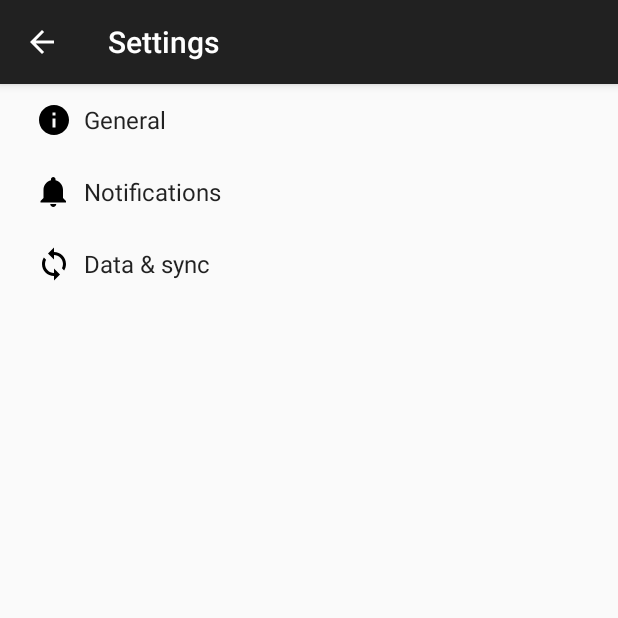
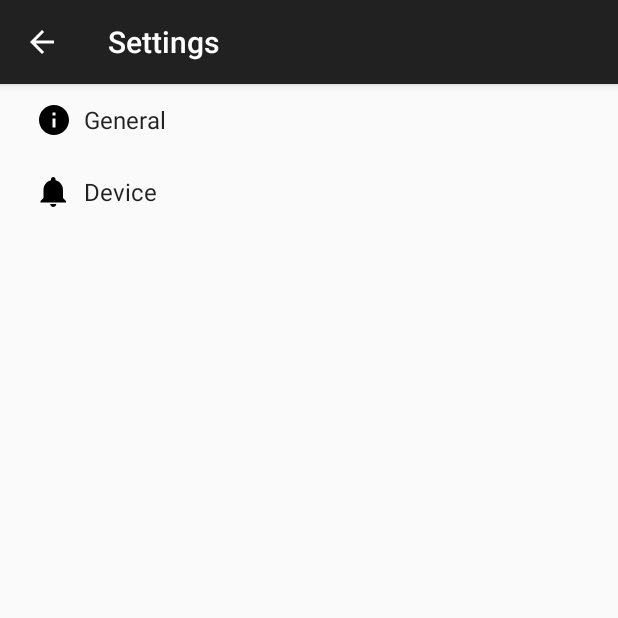
Before and after one commit to gion86/SmartLamp, an Android app: the SettingsActivity screen opened directly, with no data from a screen before it, on a phone screen of 412 x 824 dp, the top half of it. Run offline under Robolectric (Android 15) with nearby library versions, the phone set to English and light mode, and no system bars.

Commit message:
Started to refactor preference code: removed unsed section, still en exception on the "general" section..

```diff
--- a/SmartLamp_BLE/app/src/main/java/com/smd/smartlamp_ble/settings/SettingsActivity.java
+++ b/SmartLamp_BLE/app/src/main/java/com/smd/smartlamp_ble/settings/SettingsActivity.java
@@ -21,9 +21,6 @@ import android.annotation.TargetApi;
 import android.content.Context;
 import android.content.Intent;
 import android.content.res.Configuration;
-import android.media.Ringtone;
-import android.media.RingtoneManager;
-import android.net.Uri;
 import android.os.Build;
 import android.os.Bundle;
 import android.preference.ListPreference;
@@ -31,10 +28,8 @@ import android.preference.Preference;
 import android.preference.PreferenceActivity;
 import android.preference.PreferenceFragment;
 import android.preference.PreferenceManager;
-import android.preference.RingtonePreference;
 import android.support.v4.app.NavUtils;
 import android.support.v7.app.ActionBar;
-import android.text.TextUtils;
 import android.view.MenuItem;
 
 import com.smd.smartlamp_ble.R;
@@ -74,29 +69,6 @@ public class SettingsActivity extends AppCompatPreferenceActivity {
                         index >= 0
                                 ? listPreference.getEntries()[index]
                                 : null);
-
-            } else if (preference instanceof RingtonePreference) {
-                // For ringtone preferences, look up the correct display value
-                // using RingtoneManager.
-                if (TextUtils.isEmpty(stringValue)) {
-                    // Empty values correspond to 'silent' (no ringtone).
-                    preference.setSummary(R.string.pref_ringtone_silent);
-
-                } else {
-                    Ringtone ringtone = RingtoneManager.getRingtone(
-                            preference.getContext(), Uri.parse(stringValue));
-
-                    if (ringtone == null) {
-                        // Clear the summary if there was a lookup error.
-                        preference.setSummary(null);
-                    } else {
-                        // Set the summary to reflect the new ringtone display
-                        // name.
-                        String name = ringtone.getTitle(preference.getContext());
-                        preference.setSummary(name);
-                    }
-                }
-
             } else {
                 // For all other preferences, set the summary to the value's
                 // simple string representation.
@@ -188,8 +160,7 @@ public class SettingsActivity extends AppCompatPreferenceActivity {
     protected boolean isValidFragment(String fragmentName) {
         return PreferenceFragment.class.getName().equals(fragmentName)
                 || GeneralPreferenceFragment.class.getName().equals(fragmentName)
-                || DataSyncPreferenceFragment.class.getName().equals(fragmentName)
-                || NotificationPreferenceFragment.class.getName().equals(fragmentName);
+                || DevicePreferenceFragment.class.getName().equals(fragmentName);
     }
 
     /**
@@ -208,8 +179,7 @@ public class SettingsActivity extends AppCompatPreferenceActivity {
             // to their values. When their values change, their summaries are
             // updated to reflect the new value, per the Android Design
             // guidelines.
-            bindPreferenceSummaryToValue(findPreference("example_text"));
-            bindPreferenceSummaryToValue(findPreference("example_list"));
+            bindPreferenceSummaryToValue(findPreference("device_autoconnect"));
         }
 
         @Override
@@ -228,48 +198,19 @@ public class SettingsActivity extends AppCompatPreferenceActivity {
      * activity is showing a two-pane settings UI.
      */
     @TargetApi(Build.VERSION_CODES.HONEYCOMB)
-    public static class NotificationPreferenceFragment extends PreferenceFragment {
+    public static class DevicePreferenceFragment extends PreferenceFragment {
         @Override
         public void onCreate(Bundle savedInstanceState) {
             super.onCreate(savedInstanceState);
-            addPreferencesFromResource(R.xml.pref_notification);
+            addPreferencesFromResource(R.xml.pref_device);
             setHasOptionsMenu(true);
 
             // Bind the summaries of EditText/List/Dialog/Ringtone preferences
             // to their values. When their values change, their summaries are
             // updated to reflect the new value, per the Android Design
             // guidelines.
-            bindPreferenceSummaryToValue(findPreference("notifications_new_message_ringtone"));
-        }
-
-        @Override
-        public boolean onOptionsItemSelected(MenuItem item) {
-            int id = item.getItemId();
-            if (id == android.R.id.home) {
-                startActivity(new Intent(getActivity(), SettingsActivity.class));
-                return true;
-            }
-            return super.onOptionsItemSelected(item);
-        }
-    }
-
-    /**
-     * This fragment shows data and sync preferences only. It is used when the
-     * activity is showing a two-pane settings UI.
-     */
-    @TargetApi(Build.VERSION_CODES.HONEYCOMB)
-    public static class DataSyncPreferenceFragment extends PreferenceFragment {
-        @Override
-        public void onCreate(Bundle savedInstanceState) {
-            super.onCreate(savedInstanceState);
-            addPreferencesFromResource(R.xml.pref_data_sync);
-            setHasOptionsMenu(true);
-
-            // Bind the summaries of EditText/List/Dialog/Ringtone preferences
-            // to their values. When their values change, their summaries are
-            // updated to reflect the new value, per the Android Design
-            // guidelines.
-            bindPreferenceSummaryToValue(findPreference("sync_frequency"));
+            bindPreferenceSummaryToValue(findPreference("device_name"));
+            bindPreferenceSummaryToValue(findPreference("device_adr"));
         }
 
         @Override
--- a/SmartLamp_BLE/app/src/main/res/drawable/ic_sync_black_24dp.xml
+++ /dev/null
@@ -1,9 +0,0 @@
-<vector xmlns:android="http://schemas.android.com/apk/res/android"
-    android:width="24dp"
-    android:height="24dp"
-    android:viewportHeight="24.0"
-    android:viewportWidth="24.0">
-    <path
-        android:fillColor="#FF000000"
-        android:pathData="M12 4V1L8 5l4 4V6c3.31 0 6 2.69 6 6 0 1.01,-.25 1.97,-.7 2.8l1.46 1.46C19.54 15.03 20 13.57 20 12c0,-4.42,-3.58,-8,-8,-8zm0 14c-3.31 0,-6,-2.69,-6,-6 0,-1.01.25,-1.97.7,-2.8L5.24 7.74C4.46 8.97 4 10.43 4 12c0 4.42 3.58 8 8 8v3l4,-4,-4,-4v3z" />
-</vector>
--- a/SmartLamp_BLE/app/src/main/res/values/strings.xml
+++ b/SmartLamp_BLE/app/src/main/res/values/strings.xml
@@ -88,8 +88,10 @@
         based on your message history
     </string>
 
-    <string name="pref_title_display_name">Display name</string>
-    <string name="pref_default_display_name">John Smith</string>
+    <string name="pref_title_device_name">Device name</string>
+    <string name="pref_default_device_name">HM10</string>
+
+    <string name="pref_title_device_adr">Device address</string>
 
     <string name="pref_title_add_friends_to_messages">Add friends to messages</string>
     <string-array name="pref_example_list_titles">
@@ -140,14 +142,8 @@
 
     <string name="pref_title_system_sync_settings">System sync settings</string>
 
-    <!-- Example settings for Notifications -->
-    <string name="pref_header_notifications">Notifications</string>
-
-    <string name="pref_title_new_message_notifications">New message notifications</string>
-
-    <string name="pref_title_ringtone">Ringtone</string>
-    <string name="pref_ringtone_silent">Silent</string>
-
-    <string name="pref_title_vibrate">Vibrate</string>
+    <!-- Settings for device section -->
+    <string name="pref_header_device">Device</string>
+    <string name="pref_title_device_autoconnect">Autoconnect device on startup</string>
 
 </resources>
--- a/SmartLamp_BLE/app/src/main/res/xml/pref_data_sync.xml
+++ /dev/null
@@ -1,21 +0,0 @@
-<PreferenceScreen xmlns:android="http://schemas.android.com/apk/res/android">
-
-    <!-- NOTE: Hide buttons to simplify the UI. Users can touch outside the dialog to
-         dismiss it. -->
-    <!-- NOTE: ListPreference's summary should be set to its value by the activity code. -->
-    <ListPreference
-        android:defaultValue="180"
-        android:entries="@array/pref_sync_frequency_titles"
-        android:entryValues="@array/pref_sync_frequency_values"
-        android:key="sync_frequency"
-        android:negativeButtonText="@null"
-        android:positiveButtonText="@null"
-        android:title="@string/pref_title_sync_frequency" />
-
-    <!-- This preference simply launches an intent when selected. Use this UI sparingly, per
-         design guidelines. -->
-    <Preference android:title="@string/pref_title_system_sync_settings">
-        <intent android:action="android.settings.SYNC_SETTINGS" />
-    </Preference>
-
-</PreferenceScreen>
--- /dev/null
+++ b/SmartLamp_BLE/app/src/main/res/xml/pref_device.xml
@@ -0,0 +1,25 @@
+<PreferenceScreen xmlns:android="http://schemas.android.com/apk/res/android">
+
+    <!-- NOTE: EditTextPreference accepts EditText attributes. -->
+    <!-- NOTE: EditTextPreference's summary should be set to its value by the activity code. -->
+    <EditTextPreference
+        android:capitalize="words"
+        android:defaultValue="@string/pref_default_device_name"
+        android:inputType="textCapWords"
+        android:key="device_name"
+        android:maxLines="1"
+        android:selectAllOnFocus="true"
+        android:singleLine="true"
+        android:title="@string/pref_title_device_name" />
+
+    <EditTextPreference
+        android:enabled="false"
+        android:selectable="false"
+        android:persistent="false"
+        android:shouldDisableView="false"
+        android:key="device_adr"
+        android:maxLines="1"
+        android:singleLine="true"
+        android:title="@string/pref_title_device_adr" />
+
+</PreferenceScreen>
--- a/SmartLamp_BLE/app/src/main/res/xml/pref_general.xml
+++ b/SmartLamp_BLE/app/src/main/res/xml/pref_general.xml
@@ -1,33 +1,10 @@
 <PreferenceScreen xmlns:android="http://schemas.android.com/apk/res/android">
 
+    <!-- A 'parent' preference, which enables/disables child preferences (below)
+         when checked/unchecked. -->
     <SwitchPreference
         android:defaultValue="true"
-        android:key="example_switch"
-        android:summary="@string/pref_description_social_recommendations"
-        android:title="@string/pref_title_social_recommendations" />
-
-    <!-- NOTE: EditTextPreference accepts EditText attributes. -->
-    <!-- NOTE: EditTextPreference's summary should be set to its value by the activity code. -->
-    <EditTextPreference
-        android:capitalize="words"
-        android:defaultValue="@string/pref_default_display_name"
-        android:inputType="textCapWords"
-        android:key="example_text"
-        android:maxLines="1"
-        android:selectAllOnFocus="true"
-        android:singleLine="true"
-        android:title="@string/pref_title_display_name" />
-
-    <!-- NOTE: Hide buttons to simplify the UI. Users can touch outside the dialog to
-         dismiss it. -->
-    <!-- NOTE: ListPreference's summary should be set to its value by the activity code. -->
-    <ListPreference
-        android:defaultValue="-1"
-        android:entries="@array/pref_example_list_titles"
-        android:entryValues="@array/pref_example_list_values"
-        android:key="example_list"
-        android:negativeButtonText="@null"
-        android:positiveButtonText="@null"
-        android:title="@string/pref_title_add_friends_to_messages" />
+        android:key="device_autoconnect"
+        android:title="@string/pref_title_device_autoconnect" />
 
 </PreferenceScreen>
--- a/SmartLamp_BLE/app/src/main/res/xml/pref_headers.xml
+++ b/SmartLamp_BLE/app/src/main/res/xml/pref_headers.xml
@@ -8,13 +8,8 @@
         android:title="@string/pref_header_general" />
 
     <header
-        android:fragment="com.smd.smartlamp_ble.settings.SettingsActivity$NotificationPreferenceFragment"
+        android:fragment="com.smd.smartlamp_ble.settings.SettingsActivity$DevicePreferenceFragment"
         android:icon="@drawable/ic_notifications_black_24dp"
-        android:title="@string/pref_header_notifications" />
-
-    <header
-        android:fragment="com.smd.smartlamp_ble.settings.SettingsActivity$DataSyncPreferenceFragment"
-        android:icon="@drawable/ic_sync_black_24dp"
-        android:title="@string/pref_header_data_sync" />
+        android:title="@string/pref_header_device" />
 
 </preference-headers>
--- a/SmartLamp_BLE/app/src/main/res/xml/pref_notification.xml
+++ /dev/null
@@ -1,27 +0,0 @@
-<PreferenceScreen xmlns:android="http://schemas.android.com/apk/res/android">
-
-    <!-- A 'parent' preference, which enables/disables child preferences (below)
-         when checked/unchecked. -->
-    <SwitchPreference
-        android:defaultValue="true"
-        android:key="notifications_new_message"
-        android:title="@string/pref_title_new_message_notifications" />
-
-    <!-- Allows the user to choose a ringtone in the 'notification' category. -->
-    <!-- NOTE: This preference will be enabled only when the checkbox above is checked. -->
-    <!-- NOTE: RingtonePreference's summary should be set to its value by the activity code. -->
-    <RingtonePreference
-        android:defaultValue="content://settings/system/notification_sound"
-        android:dependency="notifications_new_message"
-        android:key="notifications_new_message_ringtone"
-        android:ringtoneType="notification"
-        android:title="@string/pref_title_ringtone" />
-
-    <!-- NOTE: This preference will be enabled only when the checkbox above is checked. -->
-    <SwitchPreference
-        android:defaultValue="true"
-        android:dependency="notifications_new_message"
-        android:key="notifications_new_message_vibrate"
-        android:title="@string/pref_title_vibrate" />
-
-</PreferenceScreen>
```
Also changed, not shown: SmartLamp_BLE/app/src/main/java/com/smd/smartlamp_ble/AlarmActivity.java (+5 -2 lines).
